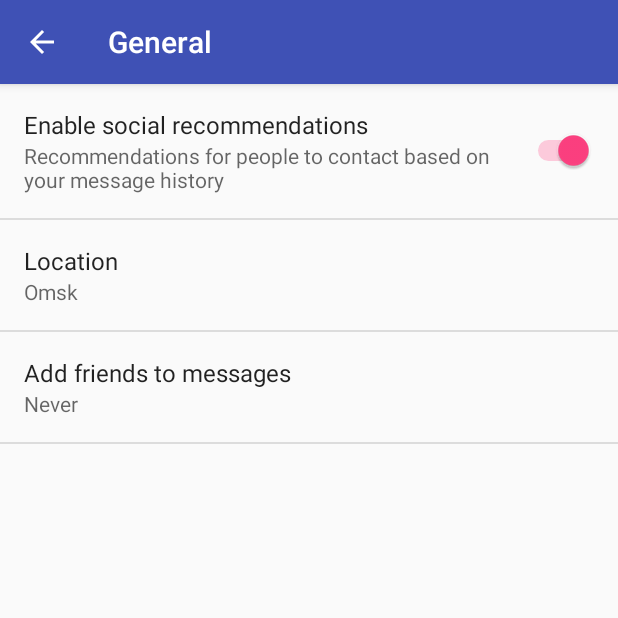
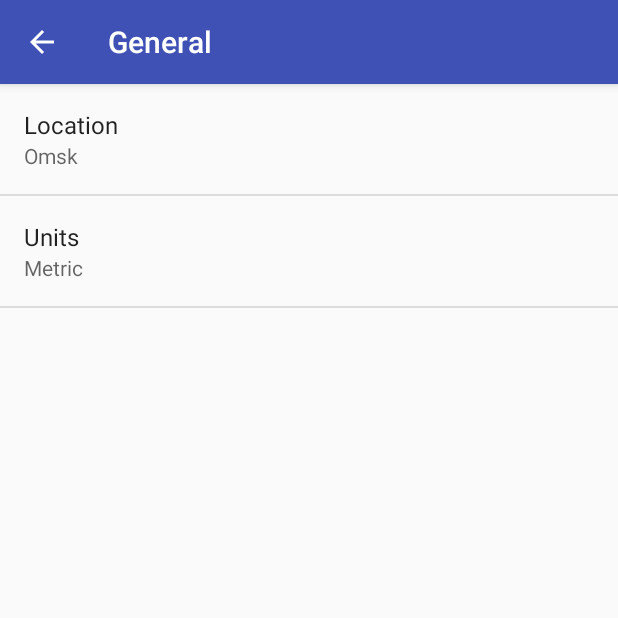
Before and after one commit to AndroidStudyJam-Omsk2016/Sunshine, an Android app: the SettingsActivity screen opened directly, with no data from a screen before it, after a tap on "General", on a phone screen of 412 x 824 dp, the top half of it. Run offline under Robolectric (Android 15) with nearby library versions, the light colour scheme and no system bars.

Commit message:
Lesson 3 Complete

```diff
--- a/app/src/main/java/loc/developer/vladimiry/sunshine/SettingsActivity.java
+++ b/app/src/main/java/loc/developer/vladimiry/sunshine/SettingsActivity.java
@@ -186,12 +186,8 @@ public class SettingsActivity extends AppCompatPreferenceActivity {
             addPreferencesFromResource(R.xml.pref_general);
             setHasOptionsMenu(true);
 
-            // Bind the summaries of EditText/List/Dialog/Ringtone preferences
-            // to their values. When their values change, their summaries are
-            // updated to reflect the new value, per the Android Design
-            // guidelines.
             bindPreferenceSummaryToValue(findPreference(getString(R.string.pref_location_key)));
-            bindPreferenceSummaryToValue(findPreference("example_list"));
+            bindPreferenceSummaryToValue(findPreference(getString(R.string.pref_units_key)));
         }
 
         @Override
--- a/app/src/main/res/menu/menu_main.xml
+++ b/app/src/main/res/menu/menu_main.xml
@@ -7,4 +7,8 @@
         android:orderInCategory="100"
         android:title="@string/action_settings"
         app:showAsAction="never" />
+    <item
+        android:id="@+id/action_map"
+        android:title="@string/action_map"
+        app:showAsAction="never" />
 </menu>
--- a/app/src/main/res/values/strings.xml
+++ b/app/src/main/res/values/strings.xml
@@ -1,20 +1,38 @@
 <resources>
     <string name="app_name">Sunshine</string>
     <string name="action_settings">Settings</string>
+    <string name="action_map">Map Location</string>
+    <string name="action_share">Share</string>
+
     <string name="action_refresh">Refresh</string>
     <string name="title_activity_detail">DetailActivity</string>
     <string name="title_activity_settings">Settings</string>
 
     <!-- Strings related to Settings -->
 
-    <!-- Label for location preference [CHAR LIMIT = 30] -->
-    <string name="pref_location_title">Location</string>
-
-    <string name="pref_location_key" translatable="false">location</string>
-    <string name="pref_location_default" translatable="false">Omsk</string>
 
     <!-- Example General settings -->
     <string name="pref_header_general">General</string>
+
+    <!-- Label for location preference [CHAR LIMIT = 30] -->
+    <string name="pref_location_title">Location</string>
+    <string name="pref_location_key" translatable="false">location</string>
+    <string name="pref_location_default" translatable="false">Omsk</string>
+    <string name="pref_location_description">Location description</string>
+
+    <string name="pref_units_title">Units</string>
+    <string name="pref_units_key" translatable="false">units</string>
+    <string name="pref_units_default" translatable="false">metric</string>
+    <string name="pref_units_description">Units description</string>
+    <string-array name="pref_units_titles">
+        <item>Metric</item>
+        <item>Imperial</item>
+    </string-array>
+    <string-array name="pref_units_values">
+        <item>metric</item>
+        <item>imperial</item>
+    </string-array>
+
 
     <string name="pref_title_social_recommendations">Enable social recommendations</string>
     <string name="pref_description_social_recommendations">Recommendations for people to contact
--- a/app/src/main/res/xml/pref_general.xml
+++ b/app/src/main/res/xml/pref_general.xml
@@ -1,10 +1,4 @@
 <PreferenceScreen xmlns:android="http://schemas.android.com/apk/res/android">
-
-    <SwitchPreference
-        android:defaultValue="true"
-        android:key="example_switch"
-        android:summary="@string/pref_description_social_recommendations"
-        android:title="@string/pref_title_social_recommendations" />
 
     <EditTextPreference
         android:defaultValue="@string/pref_location_default"
@@ -15,16 +9,13 @@
         android:singleLine="true"
         android:title="@string/pref_location_title" />
 
-    <!-- NOTE: Hide buttons to simplify the UI. Users can touch outside the dialog to
-         dismiss it. -->
-    <!-- NOTE: ListPreference's summary should be set to its value by the activity code. -->
     <ListPreference
-        android:defaultValue="-1"
-        android:entries="@array/pref_example_list_titles"
-        android:entryValues="@array/pref_example_list_values"
-        android:key="example_list"
+        android:defaultValue="@string/pref_units_default"
+        android:entries="@array/pref_units_titles"
+        android:entryValues="@array/pref_units_values"
+        android:key="@string/pref_units_key"
         android:negativeButtonText="@null"
         android:positiveButtonText="@null"
-        android:title="@string/pref_title_add_friends_to_messages" />
+        android:title="@string/pref_units_title" />
 
 </PreferenceScreen>
```
Also changed, not shown: app/src/main/java/loc/developer/vladimiry/sunshine/DetailActivityFragment.java (+40 -2 lines), app/src/main/java/loc/developer/vladimiry/sunshine/FetchWeatherFragment.java (+10 -1 lines), app/src/main/java/loc/developer/vladimiry/sunshine/FetchWeatherTask.java (+10 -13 lines), app/src/main/java/loc/developer/vladimiry/sunshine/MainActivity.java (+34 -0 lines), app/src/main/java/loc/developer/vladimiry/sunshine/core/OpenWeatherMapParam.java (+9 -9 lines), app/src/main/res/menu/menu_detail_fragment.xml (added, +10 -0 lines).
